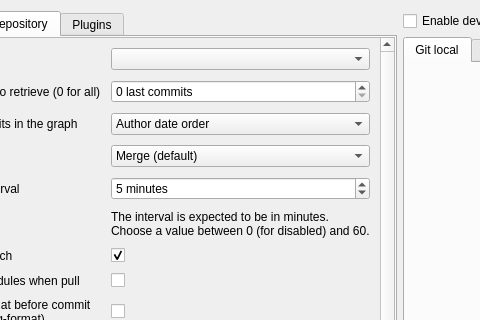
Old version of the form src/big_widgets/ConfigWidget.ui in the repository francescmm/GitQlient; both pictures show x 105 to 585 and y 0 to 320 of the 781 by 733 pixel window.
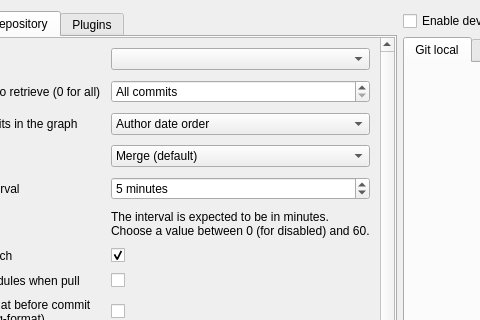
New version of the form. The open tabs and pages were chosen to show the change. Icons and pictures are not drawn. Custom widgets are drawn as their Qt base class.

Commit message: #254 Improve special-cases wording

The edit to the form file:
```diff
--- a/src/big_widgets/ConfigWidget.ui
+++ b/src/big_widgets/ConfigWidget.ui
@@ -492,6 +492,9 @@
               </item>
               <item row="1" column="1">
                <widget class="QSpinBox" name="sbMaxCommits">
+                <property name="specialValueText">
+                 <string>All commits</string>
+                </property>
                 <property name="suffix">
                  <string> last commits</string>
                 </property>
```
Left out of the diff: 3 changed lines with no effect on the pictures. The commit also changes 1 other file.
